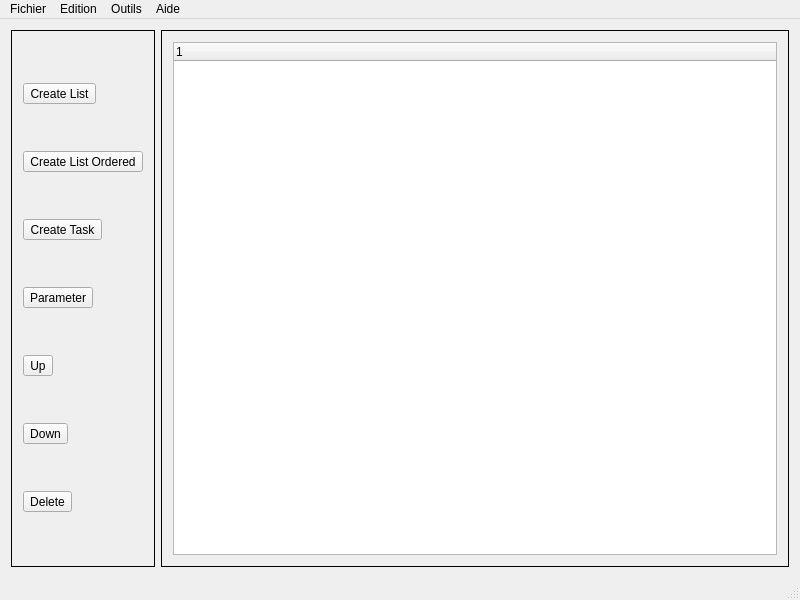
guiguilalane/Taskinator, file UI/mainwindow.ui: the form before one commit.
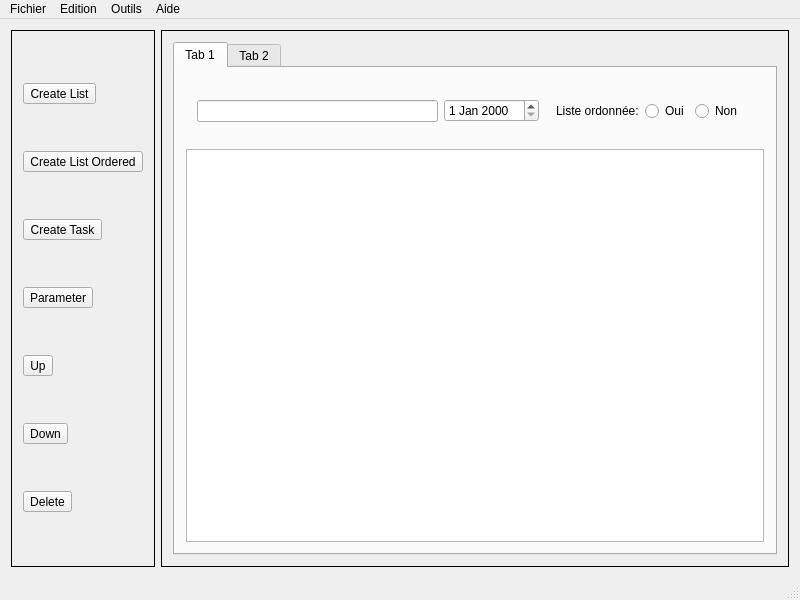
The form after the commit. Icons and pictures are not drawn.

Commit message: Modify Tree -> create List, OrderedList and Task

Patch:
```diff
--- a/UI/mainwindow.ui
+++ b/UI/mainwindow.ui
@@ -166,15 +166,73 @@
       </property>
       <layout class="QVBoxLayout" name="verticalLayout_2">
        <item>
-        <widget class="QTreeWidget" name="treeWidget">
-         <attribute name="headerVisible">
-          <bool>true</bool>
-         </attribute>
-         <column>
-          <property name="text">
-           <string notr="true">1</string>
-          </property>
-         </column>
+        <widget class="QTabWidget" name="tabWidget">
+         <property name="currentIndex">
+          <number>0</number>
+         </property>
+         <widget class="QWidget" name="tab">
+          <attribute name="title">
+           <string>Tab 1</string>
+          </attribute>
+          <layout class="QVBoxLayout" name="verticalLayout_3">
+           <item>
+            <widget class="QWidget" name="widget_2" native="true">
+             <layout class="QHBoxLayout" name="horizontalLayout_3">
+              <item>
+               <widget class="QLineEdit" name="lineEdit"/>
+              </item>
+              <item>
+               <widget class="QDateEdit" name="dateEdit"/>
+              </item>
+              <item>
+               <widget class="QWidget" name="widget" native="true">
+                <layout class="QHBoxLayout" name="horizontalLayout_2">
+                 <item>
+                  <widget class="QLabel" name="label">
+                   <property name="text">
+                    <string>Liste ordonnée:</string>
+                   </property>
+                  </widget>
+                 </item>
+                 <item>
+                  <widget class="QRadioButton" name="radioButton">
+                   <property name="text">
+                    <string>Oui</string>
+                   </property>
+                  </widget>
+                 </item>
+                 <item>
+                  <widget class="QRadioButton" name="radioButton_2">
+                   <property name="text">
+                    <string>Non</string>
+                   </property>
+                  </widget>
+                 </item>
+                </layout>
+               </widget>
+              </item>
+             </layout>
+            </widget>
+           </item>
+           <item>
+            <widget class="QTreeWidget" name="listTree">
+             <attribute name="headerVisible">
+              <bool>false</bool>
+             </attribute>
+             <column>
+              <property name="text">
+               <string>Element</string>
+              </property>
+             </column>
+            </widget>
+           </item>
+          </layout>
+         </widget>
+         <widget class="QWidget" name="tab_2">
+          <attribute name="title">
+           <string>Tab 2</string>
+          </attribute>
+         </widget>
         </widget>
        </item>
       </layout>
```
Left out of the diff: 6 changed lines with no effect on the pictures. The commit also changes 6 other files.
